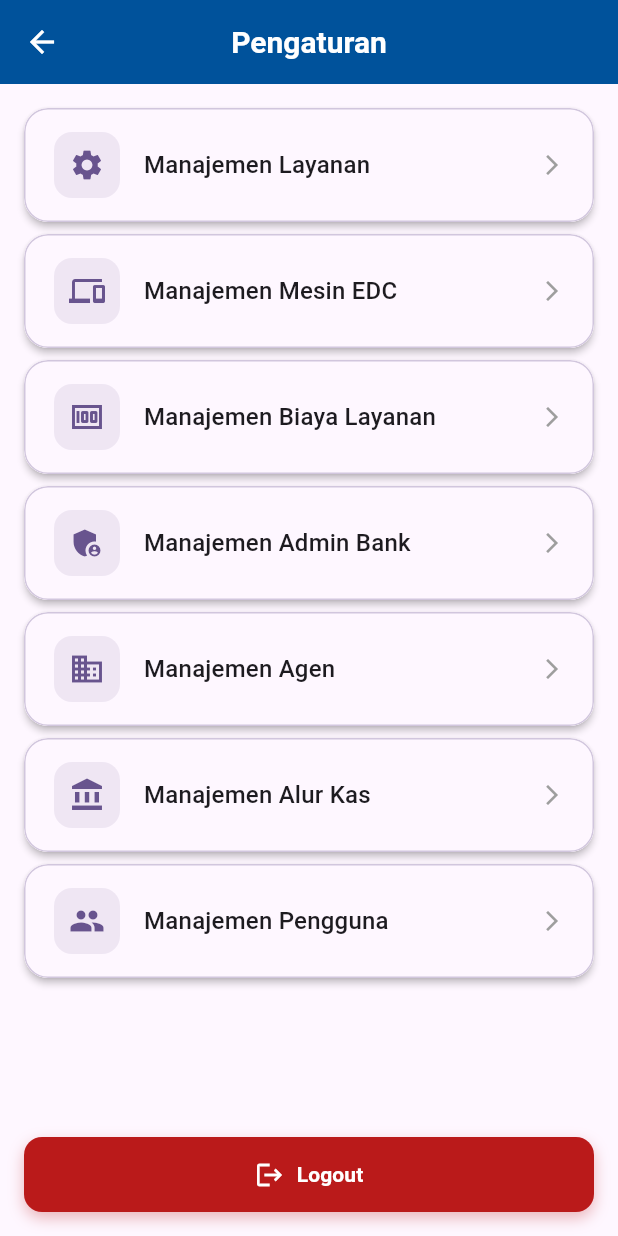
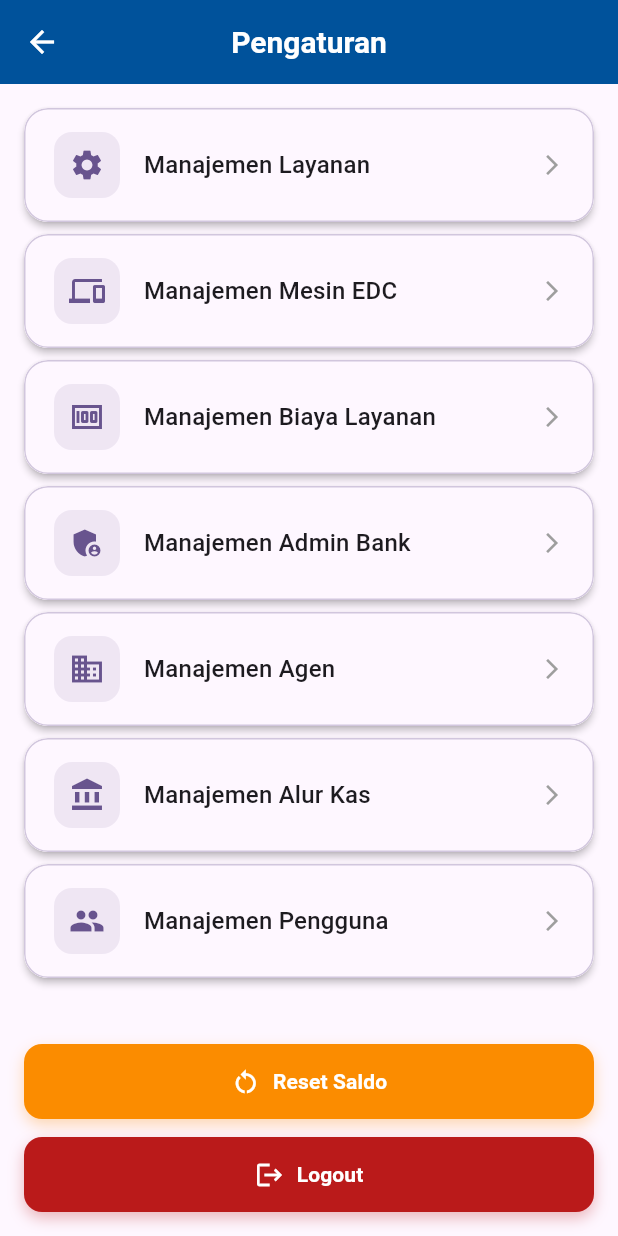
Before and after one commit to andi1996-code/brilink_app_admin, a Flutter app: the SettingScreen screen opened directly, on a phone screen of 412 x 824 dp. Run offline on Flutter 3.47's test engine with Material 3 defaults, Android fonts, the light colour scheme and no system bars; our stand-ins replace adaptive_theme, convex_bottom_bar, device_info_plus, dio, shared_preferences; missing offline and left inert: cryptography; accounts and stored records are empty.

Commit message:
update penambahan resert saldo

```diff
--- a/lib/screens/setting_screen.dart
+++ b/lib/screens/setting_screen.dart
@@ -13,9 +13,74 @@ import 'package:brilink_app_admin/screens/user_management_screen.dart';
 import 'package:brilink_app_admin/screens/agent_management_screen.dart';
 import '../widgets/custom_button.dart';
 import 'package:brilink_app_admin/providers/auth_provider.dart';
+import 'package:dio/dio.dart';
+import '../services/api_client.dart';
 
-class SettingScreen extends StatelessWidget {
+class SettingScreen extends StatefulWidget {
   const SettingScreen({Key? key}) : super(key: key);
+
+  @override
+  State<SettingScreen> createState() => _SettingScreenState();
+}
+
+class _SettingScreenState extends State<SettingScreen> {
+  bool _isResetLoading = false;
+
+  Future<void> _resetAll() async {
+    final confirmed = await showDialog<bool>(
+      context: context,
+      builder: (ctx) => AlertDialog(
+        title: const Text('Konfirmasi Reset Saldo'),
+        content: const Text(
+          'Apakah Anda yakin ingin mereset semua data? Tindakan ini tidak dapat dibatalkan.',
+        ),
+        actions: [
+          TextButton(
+            onPressed: () => Navigator.of(ctx).pop(false),
+            child: const Text('Batal'),
+          ),
+          TextButton(
+            onPressed: () => Navigator.of(ctx).pop(true),
+            child: const Text('Reset', style: TextStyle(color: Colors.red)),
+          ),
+        ],
+      ),
+    );
+
+    if (confirmed != true) return;
+
+    setState(() => _isResetLoading = true);
+
+    try {
+      final apiService = ApiClient.instance.apiService;
+      await apiService.post('/api/edc-machines/reset-all');
+
+      if (mounted) {
+        AppNavigator.showAlert(
+          'Data berhasil direset',
+          type: AlertType.success,
+        );
+      }
+    } on DioException catch (e) {
+      if (mounted) {
+        AppNavigator.showAlert(
+          e.response?.data?['message'] ?? e.message ?? 'Gagal melakukan reset',
+          type: AlertType.error,
+        );
+      }
+    } catch (e) {
+      if (mounted) {
+        AppNavigator.showAlert(
+          'Gagal melakukan reset: $e',
+          type: AlertType.error,
+        );
+      }
+    } finally {
+      if (mounted) {
+        setState(() => _isResetLoading = false);
+      }
+    }
+  }
 
   @override
   Widget build(BuildContext context) {
@@ -38,7 +103,20 @@ class SettingScreen extends StatelessWidget {
           ),
           Padding(
             padding: const EdgeInsets.all(16),
-            child: Consumer<AuthProvider>(
+            child: Column(
+              children: [
+                CustomButton(
+                  text: 'Reset Saldo',
+                  icon: Icons.restart_alt,
+                  onPressed: _isResetLoading ? null : _resetAll,
+                  isLoading: _isResetLoading,
+                  backgroundColor: Colors.orange.shade600,
+                  textColor: Colors.white,
+                  height: 50,
+                  borderRadius: 12,
+                ),
+                const SizedBox(height: 12),
+                Consumer<AuthProvider>(
                   builder: (context, auth, _) => CustomButton(
                     text: 'Logout',
                     icon: Icons.logout,
@@ -54,11 +132,13 @@ class SettingScreen extends StatelessWidget {
                                 ),
                                 actions: [
                                   TextButton(
-                                onPressed: () => Navigator.of(ctx).pop(false),
+                                    onPressed: () =>
+                                        Navigator.of(ctx).pop(false),
                                     child: const Text('Batal'),
                                   ),
                                   TextButton(
-                                onPressed: () => Navigator.of(ctx).pop(true),
+                                    onPressed: () =>
+                                        Navigator.of(ctx).pop(true),
                                     child: const Text('Logout'),
                                   ),
                                 ],
@@ -86,6 +166,8 @@ class SettingScreen extends StatelessWidget {
                     height: 50,
                     borderRadius: 12,
                   ),
+                ),
+              ],
             ),
           ),
         ],
--- a/pubspec.yaml
+++ b/pubspec.yaml
@@ -19,7 +19,7 @@ publish_to: 'none' # Remove this line if you wish to publish to pub.dev
 version: 1.0.0+1
 
 environment:
-  sdk: ^3.9.0
+  sdk: ^3.6.0
 
 # Dependencies specify other packages that your package needs in order to work.
 # To automatically upgrade your package dependencies to the latest versions
```
Also changed, not shown: pubspec.lock. Lines whose indentation alone changed are shown as unchanged.
